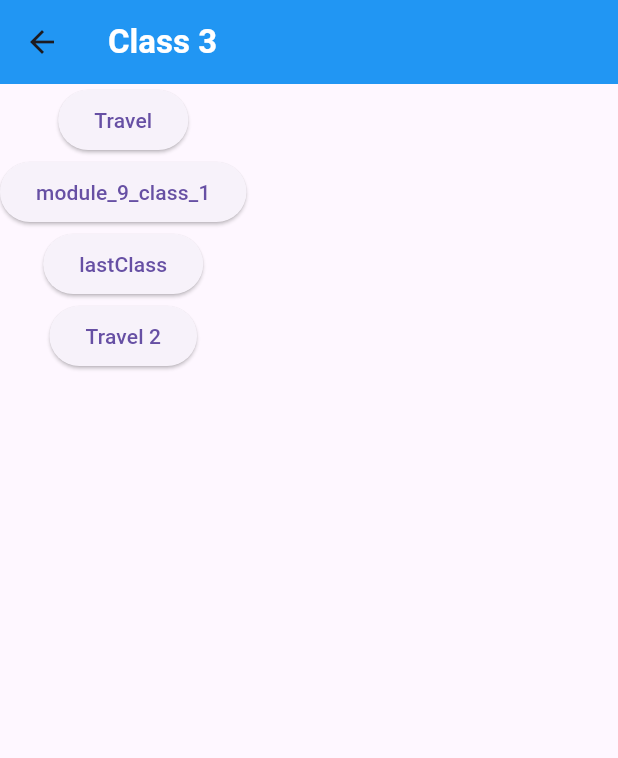
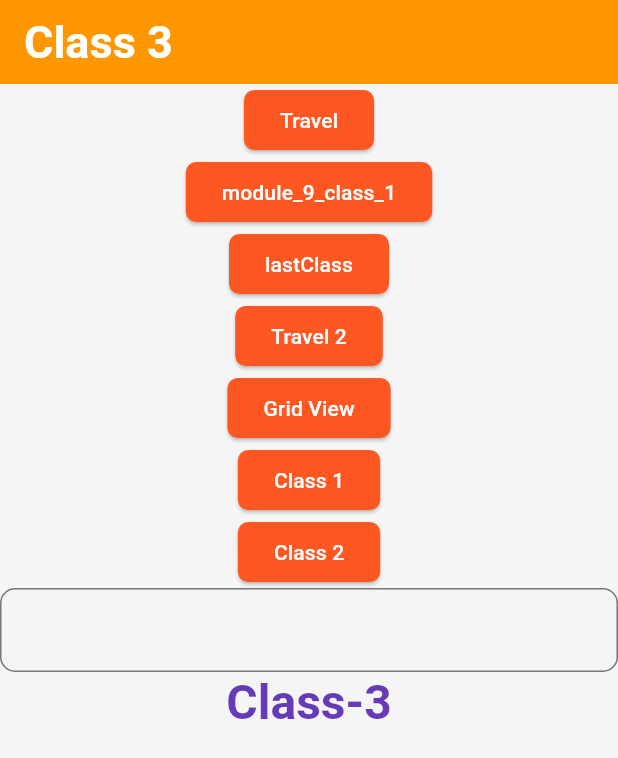
Before and after one commit to Shamsul-Abir/flutter_first_project, a Flutter app: the screen it shows after launch, on a phone screen of 412 x 824 dp. Shown: the top 758 px of the screen. Run offline on Flutter 3.47's test engine with Material 3 defaults, Android fonts, the phone set to English and light mode, and no system bars.

Commit message:
module_9_class_3.dart

```diff
--- a/lib/Module_9/module_9_class_3.dart
+++ b/lib/Module_9/module_9_class_3.dart
@@ -1,6 +1,10 @@
+import 'package:first_flutter_project/Module_8/module_8_class_1.dart';
+import 'package:first_flutter_project/Module_9/module_9_class_2.dart';
 import 'package:flutter/material.dart';
 
 import '../Module_8/assignment.dart';
+import '../Module_8/module_8_class_3.dart';
+import '../Module_8/module_8_stack.dart';
 
 class module9class3 extends StatelessWidget {
   const module9class3({super.key});
@@ -13,9 +17,11 @@ class module9class3 extends StatelessWidget {
           'Class 3',
           style: TextStyle(color: Colors.white, fontWeight: FontWeight.bold),
         ),
-        backgroundColor: Colors.blue,
+        //app bar color changed in app.dart => appbar theme
       ),
 
+      //elevated button color style changed in app.dart before the
+      //title of the app
       body: Column(
         children: [
           ElevatedButton(
@@ -43,7 +49,7 @@ class module9class3 extends StatelessWidget {
                 context,
                 PageRouteBuilder(
                   pageBuilder: (context, animation, secondaryAnimation) =>
-                      TravelHomeScreen(),
+                      Module8Stack(),
                   transitionsBuilder:
                       (context, animation, secondaruAnimation, child) {
                         const begin = Offset(1.0, 0);
@@ -64,10 +70,31 @@ class module9class3 extends StatelessWidget {
             },
             child: Text('Travel 2'),
           ),
+
+          ElevatedButton(
+            onPressed: () {
+              Navigator.pushReplacement(context, MaterialPageRoute(builder: (context)=> Module8Clss3()));
+            },
+            child: Text('Grid View'),
+          ),
+          ElevatedButton(
+            onPressed: () {
+              Navigator.push(context, MaterialPageRoute(builder: (context)=> module8class1()));
+            },
+            child: Text('Class 1'),
+          ),
+          ElevatedButton(
+            onPressed: () {
+              Navigator.push(context, MaterialPageRoute(builder: (context)=> module_9_class_2()));
+            },
+            child: Text('Class 2'),
+          ),
+          TextField(),
+          Text('Class-3',style: Theme.of(context).textTheme.headlineLarge,)
         ],
       ),
     );
   }
 }
 
-//module 9 class 3 - 37 Minutes must be rechecked
+//module 9 class 3 - 58.17 Minutes must be rechecked
--- a/lib/app.dart
+++ b/lib/app.dart
@@ -24,20 +24,69 @@ class MyApp extends StatelessWidget {
   @override
   Widget build(BuildContext context) {
     return MaterialApp(
+      theme: ThemeData(
+        brightness: Brightness.light,
+        primaryColor:  Colors.purple,
+        primarySwatch: Colors.purple,
+        scaffoldBackgroundColor: Colors.grey.shade100,
+        appBarTheme: AppBarTheme(
+          color: Colors.orange,
+          titleTextStyle: TextStyle(
+            fontSize: 30
+          )
+        ),
+
+        elevatedButtonTheme: ElevatedButtonThemeData(
+          style: ElevatedButton.styleFrom(
+            backgroundColor: Colors.deepOrange,
+            foregroundColor: Colors.white,
+            shape: RoundedRectangleBorder(
+              borderRadius: BorderRadius.circular(7)
+            )
+          )
+        ),
+
+          textTheme: TextTheme(
+          headlineLarge:  TextStyle(
+            fontSize: 32,
+            fontWeight: FontWeight.bold,
+            color: Colors.deepPurple
+          )
+      ),
+
+        inputDecorationTheme: InputDecorationTheme(
+          border: OutlineInputBorder(borderRadius: BorderRadius.circular(10)),
+          focusedBorder: OutlineInputBorder(
+            borderSide: BorderSide(
+              color: Colors.deepPurple,
+              width: 1,
+            )
+          ),
+          hintStyle: TextStyle(
+            color: Colors.deepPurple,
+          ),
+
+          labelStyle: TextStyle(
+            color: Colors.deepPurple
+          )
+        )
+      ),
+
       title: 'This is a Practice Project',
 
       //while working on materials - this process hot reload will not gonna work
       //totally to have to run manually
+      // initialRoute: '/module_9_class_3',
       initialRoute: '/module_9_class_3',
       routes: {
-        '/': (context) => FlutterClass3(),
+        '/home': (context) => FlutterClass3(),
         '/module_9_class_1': (context) => Alert(),
         '/lastClass': (context) => ownWidget(),
         '/module_9_class_3': (context) => module9class3(),
       },
       //this will go to TravelHomeScreen page by using '/' this sign
 
-      // home: module_9_class_3(),
+      // home: module9class3(),
       //home is connected from home.dart
       // home: Text('Hello World'), //home is connected from home.dart
     );
```
